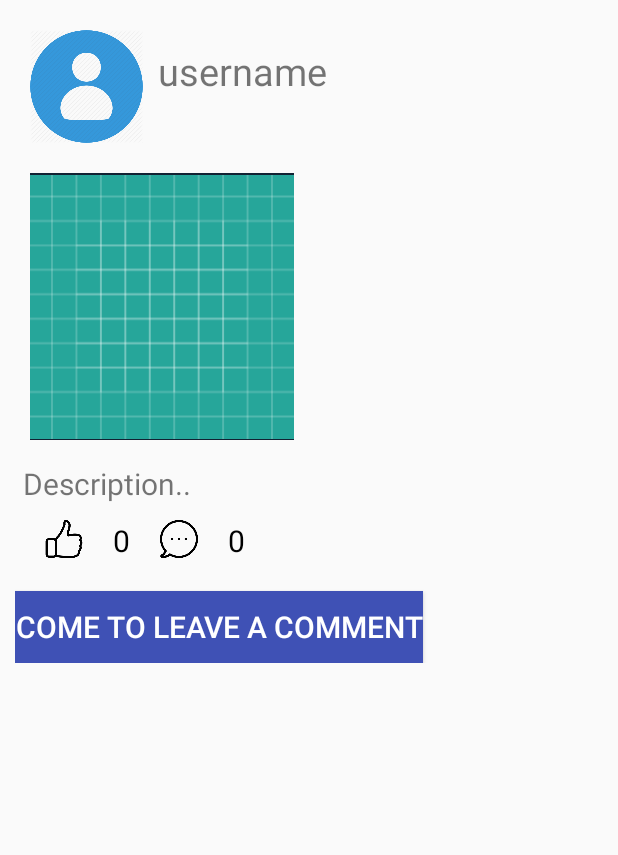
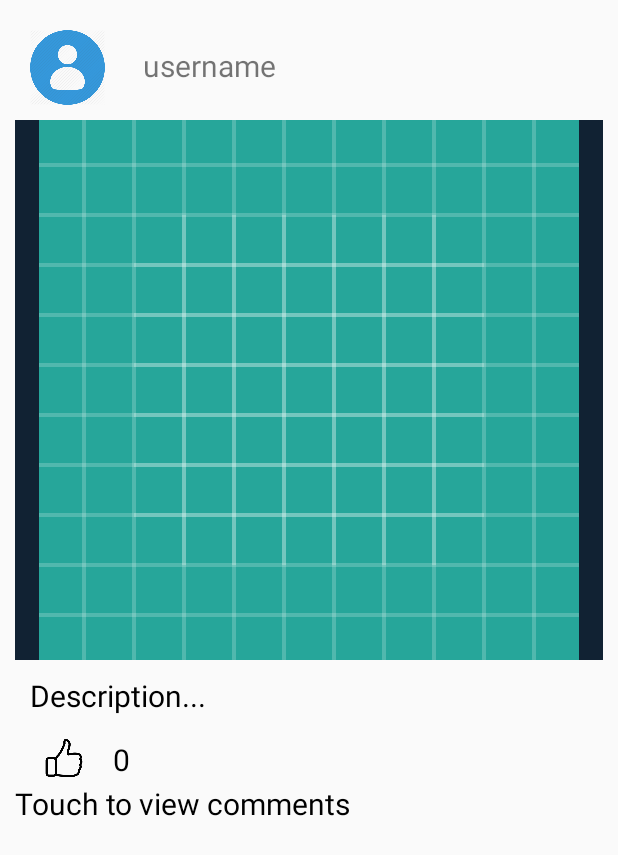
Before and after one commit to logancrocker/rgram, an Android app: the layout moment.xml on its own in the app's theme, with its tools: preview values and no code run, on a phone screen of 412 x 824 dp. Shown: the top 855 px of the screen. Run offline under Robolectric (Android 15) with nearby library versions, the light colour scheme and no system bars.

Commit message:
improving look of feed

```diff
--- a/source/app/src/main/java/com/rgram/rgram/DiscoverAdapter.java
+++ b/source/app/src/main/java/com/rgram/rgram/DiscoverAdapter.java
@@ -48,9 +48,7 @@ public class DiscoverAdapter extends BaseAdapter {
         TextView description;
         ImageView likeBtn;
         TextView likeCount;
-        ImageView commBtn;
-        TextView commCount;
-        Button submitComment;
+        TextView submitComment;
     }
 
     public View getView(int position, View convertView, ViewGroup parent)
@@ -69,8 +67,6 @@ public class DiscoverAdapter extends BaseAdapter {
             holder.profilePic = convertView.findViewById(R.id.moment_profile);
             holder.likeBtn = convertView.findViewById(R.id.like);
             holder.likeCount = convertView.findViewById(R.id.likenum);
-            holder.commBtn = convertView.findViewById(R.id.chat);
-            holder.commCount = convertView.findViewById(R.id.chatnum);
             holder.submitComment = convertView.findViewById(R.id.submitComment);
             convertView.setTag(holder);
         }
--- a/source/app/src/main/java/com/rgram/rgram/MainActivity.java
+++ b/source/app/src/main/java/com/rgram/rgram/MainActivity.java
@@ -41,9 +41,6 @@ public class MainActivity extends AppCompatActivity {
         setContentView(R.layout.activity_main);
 
         mloginContainer=findViewById(R.id.login_container);
-        mAnimationDrwable= (AnimationDrawable) mloginContainer.getBackground();
-        mAnimationDrwable.setEnterFadeDuration(2000);
-        mAnimationDrwable.setExitFadeDuration(2000);
 
         //set the toolbar
         Toolbar toolbar = findViewById(R.id.my_toolbar);
--- a/source/app/src/main/java/com/rgram/rgram/momentAdapter.java
+++ b/source/app/src/main/java/com/rgram/rgram/momentAdapter.java
@@ -63,8 +63,6 @@ public class momentAdapter extends BaseAdapter {
             viewHolder.desc=(TextView)view.findViewById(R.id.imgDesc);  //describe
             viewHolder.like=(ImageView)view.findViewById(R.id.like);
             viewHolder.likenum=(TextView)view.findViewById(R.id.likenum);
-            viewHolder.chat=(ImageView)view.findViewById(R.id.chat);
-            viewHolder.chatnum=(TextView)view.findViewById(R.id.chatnum);
 
 
             view.setTag(viewHolder);
--- a/source/app/src/main/res/layout/activity_main.xml
+++ b/source/app/src/main/res/layout/activity_main.xml
@@ -30,7 +30,6 @@
         android:hint="Email"
         android:inputType="textEmailAddress"
         android:textSize="23dp"
-        android:textColor="@color/colorPink"
         android:layout_marginTop="10dp"
         android:id="@+id/email"
         android:backgroundTint="#000000"
--- a/source/app/src/main/res/layout/moment.xml
+++ b/source/app/src/main/res/layout/moment.xml
@@ -1,6 +1,7 @@
 <?xml version="1.0" encoding="utf-8"?>
-<android.support.constraint.ConstraintLayout
-    xmlns:android="http://schemas.android.com/apk/res/android" android:layout_width="match_parent"
+<android.support.constraint.ConstraintLayout xmlns:android="http://schemas.android.com/apk/res/android"
+    xmlns:app="http://schemas.android.com/apk/res-auto"
+    android:layout_width="match_parent"
     android:layout_height="match_parent"
     android:layout_margin="10dp">
     <RelativeLayout
@@ -19,24 +20,24 @@
 
                 <ImageView
                     android:id="@+id/moment_profile"
-                    android:layout_width="75dp"
-                    android:layout_height="75dp"
+                    android:layout_width="50dp"
+                    android:layout_height="50dp"
                     android:layout_centerVertical="true"
                     android:src="@drawable/user" />
                 <TextView
                     android:id="@+id/textView"
                     android:text="username"
-                    android:layout_margin="10dp"
+                    android:layout_marginLeft="25dp"
+                    android:layout_marginTop="10dp"
                     android:layout_width="wrap_content"
                     android:layout_height="wrap_content"
-                    android:textSize="25dp"/>
+                    android:textSize="20dp"/>
             </android.support.v7.widget.LinearLayoutCompat>
 
             <ImageView
                 android:id="@+id/imageView"
-                android:layout_width="176dp"
-                android:layout_height="178dp"
-                android:layout_margin="10dp"
+                android:layout_width="fill_parent"
+                android:layout_height="360dp"
                 android:background="#FF112233"
                 android:src="@drawable/ic_launcher_background" />
 
@@ -45,8 +46,9 @@
                 android:layout_height="match_parent"
                 android:layout_width="match_parent"
                 android:textSize="20dp"
-                android:layout_margin="5dp"
-                android:text="Description.."/>
+                android:layout_margin="10dp"
+                android:textColor="#000"
+                android:text="Description..."/>
 
 
             <android.support.v7.widget.LinearLayoutCompat
@@ -70,33 +72,16 @@
                     android:textSize="20sp"
                     android:id="@+id/likenum"/>
 
-                <ImageView
-                    android:layout_width="25dp"
-                    android:layout_height="25dp"
-                    android:layout_marginLeft="20dp"
-                    android:src="@drawable/chat"
-                    android:id="@+id/chat"/>
+            </android.support.v7.widget.LinearLayoutCompat>
 
-                <TextView
-                    android:layout_width="wrap_content"
-                    android:layout_height="wrap_content"
-                    android:layout_marginLeft="20dp"
-                    android:text="0"
-                    android:textColor="#000000"
-                    android:textSize="20sp"
-                    android:id="@+id/chatnum"/>
-
-
-            </android.support.v7.widget.LinearLayoutCompat>
-            <Button
+            <TextView
 
                 android:layout_height="wrap_content"
                 android:layout_width="wrap_content"
-                android:background="@color/colorPrimary"
-                android:text="Come to Leave a Comment"
+                android:text="Touch to view comments"
                 android:textSize="20dp"
-                android:layout_marginTop="20sp"
-                android:textColor="#fff"
+                android:textColor="#000"
+                android:layout_marginTop="2dp"
                 android:id="@+id/submitComment"/>
 
         </LinearLayout>
```
